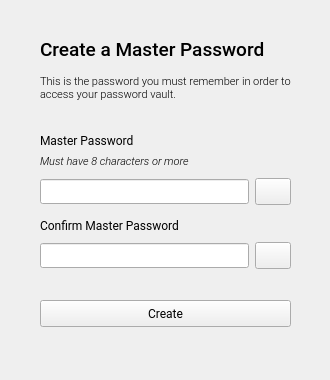
The window that log_in.ui (EmueI/password-manager) describes before a commit, drawn with Qt 5.
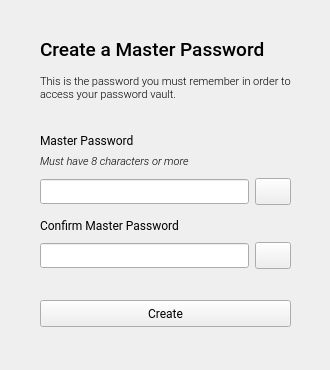
The same window after the commit. Icons and pictures are not drawn.

Diff of the .ui file:
```diff
--- a/log_in.ui
+++ b/log_in.ui
@@ -7,7 +7,7 @@
     <x>0</x>
     <y>0</y>
     <width>330</width>
-    <height>380</height>
+    <height>370</height>
    </rect>
   </property>
   <property name="windowTitle">
```
